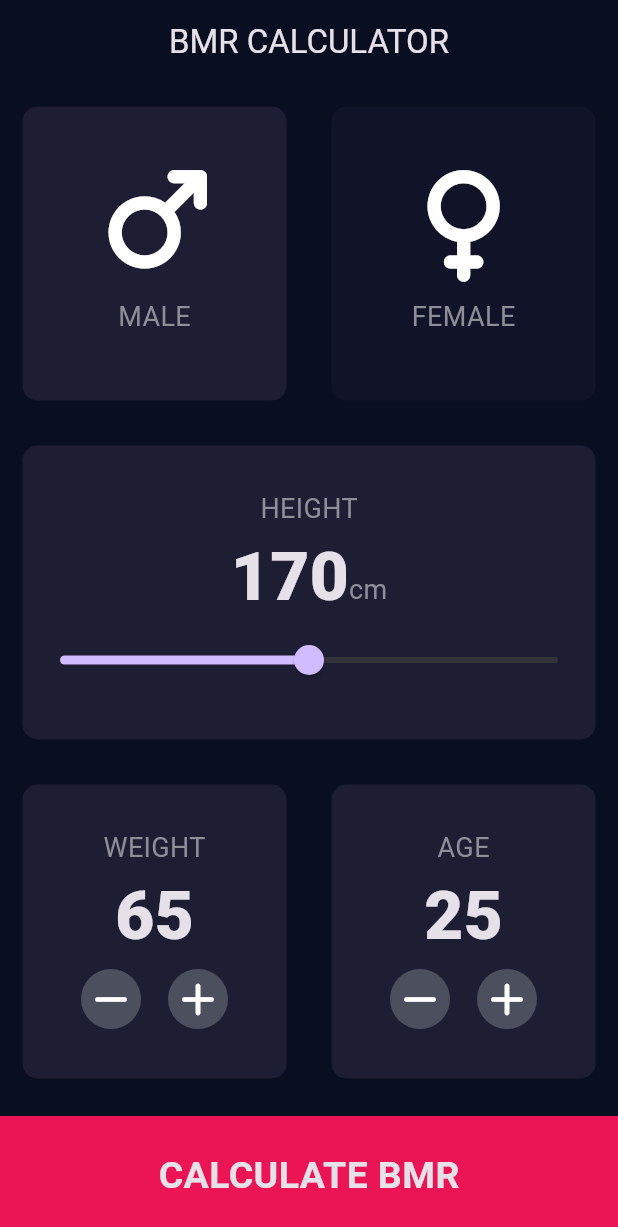
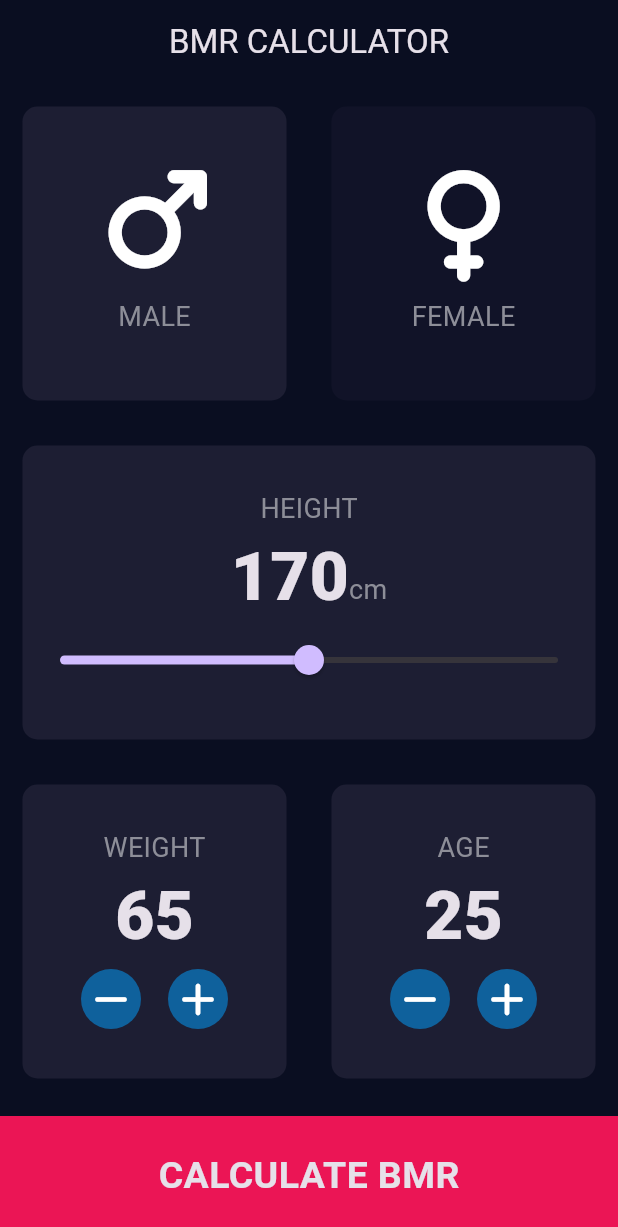
Before and after one commit to nizmanabilashafasusilo-ai/Simpel-Kalkulator-BMR, a Flutter app: the screen it shows after launch, on a phone screen of 412 x 824 dp. Shown: the top 1227 px of the screen. Run offline on Flutter 3.47's test engine with Material 3 defaults, Android fonts, the phone set to English and light mode, and no system bars; our stand-ins replace font_awesome_flutter.

Commit message:
Update round_icon_button.dart

```diff
--- a/lib/component/round_icon_button.dart
+++ b/lib/component/round_icon_button.dart
@@ -12,7 +12,7 @@ class RoundIconButton extends StatelessWidget {
       elevation: 0.0,
       constraints: const BoxConstraints.tightFor(width: 40.0, height: 40.0),
       shape: const CircleBorder(),
-      fillColor: const Color(0xFF4C4F5E),
+      fillColor: const Color.fromARGB(255, 15, 97, 156),
       onPressed: onPressed,
       child: Icon(icon),
     );
```
